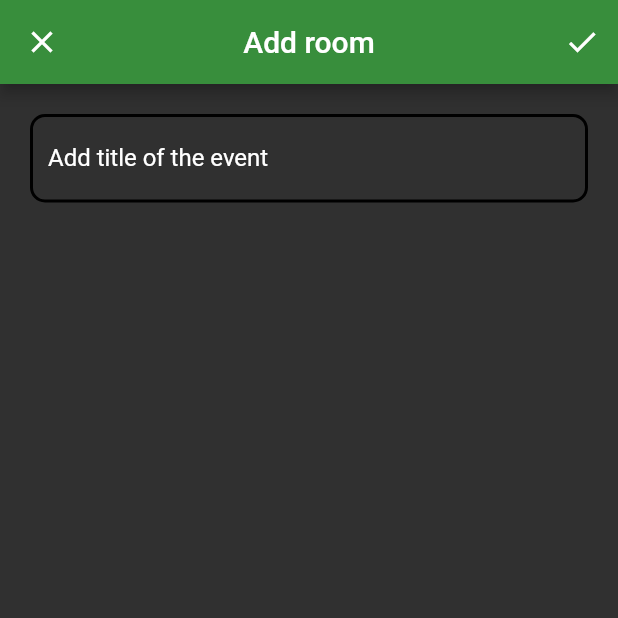
After one commit to VipUser73/meet_room, a Flutter app: the AddRoomPage screen opened directly, on a phone screen of 412 x 824 dp, the top half of it. The commit adds this screen. Run offline on Flutter 3.47's test engine with Material 2 defaults, Android fonts, the phone set to English and light mode, and no system bars; our stand-ins replace flutter_bloc, sqflite, syncfusion_flutter_calendar; missing offline and left inert: syncfusion_flutter_core, time_range; accounts and stored records are empty.

Commit message:
Add rooms.

```diff
--- a/assets/rooms.txt
+++ /dev/null
@@ -1,3 +0,0 @@
-Room1
-Room2
-Room3
--- a/lib/blocs/room_bloc/calendar_bloc.dart
+++ b/lib/blocs/room_bloc/calendar_bloc.dart
@@ -11,6 +11,7 @@ class CalendarBloc extends Bloc<CalendarEvent, CalendarState> {
     on<PickDateEvent>(_pickDateEvent);
     on<PickTimeEditEvent>(_pickTimeEditEvent);
     on<AddEventEvent>(_addEventEvent);
+    on<SaveRoomEvent>(_saveRoomEvent);
     on<GoToViewingPageEvent>(_goToViewingPageEvent);
     on<GoToBackEvent>(_goToBackEvent);
     on<GoToEditingPageEvent>(_goToEditingPageEvent);
@@ -18,14 +19,16 @@ class CalendarBloc extends Bloc<CalendarEvent, CalendarState> {
     on<SaveFormEvent>(_saveFormEvent);
     on<UpdateFormEvent>(_updateFormEvent);
     on<DeleteEventEvent>(_deleteEvent);
+    on<DeleteRoomEvent>(_deleteRoom);
   }
   final LocalRepository _storageRepository;
   String name = '';
+  int? indexRoom;
 
   void _loadingCalendarEvent(
       LoadingCalendarEvent event, Emitter<CalendarState> emit) async {
+    await _storageRepository.getEventsList();
     await _storageRepository.readRooms();
-    await _storageRepository.getEventsList();
     emit(LoadedCalendarState(
         events: _storageRepository.eventsFromDB,
         listRooms: _storageRepository.listRooms,
@@ -39,31 +42,43 @@ class CalendarBloc extends Bloc<CalendarEvent, CalendarState> {
 
   void _selectedRoomEvent(
       SelectedRoomEvent event, Emitter<CalendarState> emit) async {
+    indexRoom = event.indexRoom;
     emit(LoadedCalendarState(
         events: _storageRepository.eventsFromDB,
         listRooms: _storageRepository.listRooms,
-        indexRoom: event.indexRoom));
+        indexRoom: indexRoom));
+  }
+
+  void _saveRoomEvent(SaveRoomEvent event, Emitter<CalendarState> emit) async {
+    await _storageRepository.addRoom(event.nameRoom);
+    emit(LoadedRoomsState(listRooms: _storageRepository.listRooms));
   }
 
   void _addEventEvent(AddEventEvent event, Emitter<CalendarState> emit) async {
     await _storageRepository.readLogins();
-    emit(AddEventState(loginsList: _storageRepository.loginsList));
+    emit(AddEventState(
+        loginsList: _storageRepository.loginsList,
+        listRooms: _storageRepository.listRooms,
+        indexRoom: indexRoom));
   }
 
   void _deleteMemberEvent(
       DeleteMemberEvent event, Emitter<CalendarState> emit) async {
     _storageRepository.deleteMemberEvent(event.index);
-    //emit(AddEventState(loginsList: _storageRepository.loginsList));
   }
 
   void _pickDateEvent(PickDateEvent event, Emitter<CalendarState> emit) async {
     emit(PickLoadedState(
-        dateNow: event.dateNow, loginsList: _storageRepository.loginsList));
+        dateNow: event.dateNow,
+        loginsList: _storageRepository.loginsList,
+        listRooms: _storageRepository.listRooms,
+        indexRoom: indexRoom));
   }
 
   void _pickTimeEditEvent(
       PickTimeEditEvent event, Emitter<CalendarState> emit) async {
-    emit(PickLoadedEditState(selectedEvent: event.selectedEvent));
+    emit(PickLoadedEditState(
+        selectedEvent: event.selectedEvent, indexRoom: indexRoom));
   }
 
   void _saveFormEvent(SaveFormEvent event, Emitter<CalendarState> emit) async {
@@ -81,6 +96,11 @@ class CalendarBloc extends Bloc<CalendarEvent, CalendarState> {
     add(LoadingCalendarEvent());
   }
 
+  void _deleteRoom(DeleteRoomEvent event, Emitter<CalendarState> emit) async {
+    await _storageRepository.deleteRoom(event.room);
+    emit(LoadedRoomsState(listRooms: _storageRepository.listRooms));
+  }
+
   void _goToViewingPageEvent(
       GoToViewingPageEvent event, Emitter<CalendarState> emit) async {
     emit(LoadedViewingPageState(selectedEvent: event.selectedEvent));
--- a/lib/blocs/room_bloc/calendar_event.dart
+++ b/lib/blocs/room_bloc/calendar_event.dart
@@ -11,7 +11,15 @@ class PickDateEvent extends CalendarEvent {
 
 class GoToViewingRoomsEvent extends CalendarEvent {}
 
-class AddRoomEvent extends CalendarEvent {}
+class SaveRoomEvent extends CalendarEvent {
+  final String nameRoom;
+  SaveRoomEvent(this.nameRoom);
+}
+
+class DeleteRoomEvent extends CalendarEvent {
+  final String room;
+  DeleteRoomEvent(this.room);
+}
 
 class SelectedRoomEvent extends CalendarEvent {
   final int indexRoom;
--- a/lib/blocs/room_bloc/calendar_state.dart
+++ b/lib/blocs/room_bloc/calendar_state.dart
@@ -35,18 +35,30 @@ class LoadedCalendarState extends CalendarState {
 }
 
 class PickLoadedState extends CalendarState {
-  PickLoadedState({DateTime? dateNow, required List<String> loginsList})
-      : super(dateNow: dateNow, loginsList: loginsList);
+  PickLoadedState(
+      {DateTime? dateNow,
+      required List<String> loginsList,
+      required List<String> listRooms,
+      required int? indexRoom})
+      : super(
+            dateNow: dateNow,
+            loginsList: loginsList,
+            listRooms: listRooms,
+            indexRoom: indexRoom);
 }
 
 class PickLoadedEditState extends CalendarState {
-  PickLoadedEditState({final Event? selectedEvent})
-      : super(selectedEvent: selectedEvent);
+  PickLoadedEditState({final Event? selectedEvent, required int? indexRoom})
+      : super(selectedEvent: selectedEvent, indexRoom: indexRoom);
 }
 
 class AddEventState extends CalendarState {
-  AddEventState({required List<String> loginsList})
-      : super(loginsList: loginsList);
+  AddEventState(
+      {required List<String> loginsList,
+      required List<String> listRooms,
+      required int? indexRoom})
+      : super(
+            loginsList: loginsList, listRooms: listRooms, indexRoom: indexRoom);
 }
 
 class GoToBackState extends CalendarState {
--- a/lib/models/event_data_source.dart
+++ b/lib/models/event_data_source.dart
@@ -1,3 +1,4 @@
+import 'package:flutter/material.dart';
 import 'package:meet_room/models/event_model.dart';
 import 'package:syncfusion_flutter_calendar/calendar.dart';
 
@@ -16,4 +17,7 @@ class EventDataSource extends CalendarDataSource {
 
   @override
   String getSubject(int index) => getEvent(index).title;
+
+  @override
+  Color getColor(int index) => Colors.green;
 }
--- /dev/null
+++ b/lib/pages/add_room_page.dart
@@ -0,0 +1,93 @@
+import 'dart:async';
+
+import 'package:flutter/material.dart';
+import 'package:flutter_bloc/flutter_bloc.dart';
+import 'package:meet_room/blocs/room_bloc/calendar_bloc.dart';
+import 'package:meet_room/blocs/room_bloc/calendar_event.dart';
+import 'package:meet_room/blocs/room_bloc/calendar_state.dart';
+import 'package:meet_room/models/event_model.dart';
+import 'package:meet_room/models/utils.dart';
+import 'package:time_range/time_range.dart';
+
+class AddRoomPage extends StatelessWidget {
+  final _formKey = GlobalKey<FormState>();
+  final _titleController = TextEditingController();
+
+  AddRoomPage({Key? key}) : super(key: key);
+
+  @override
+  Widget build(BuildContext context) {
+    return BlocBuilder<CalendarBloc, CalendarState>(builder: (context, state) {
+      DateTime now = DateTime.now();
+      DateTime dateNow =
+          state.dateNow ?? DateTime(now.year, now.month, now.day);
+      return GestureDetector(
+        onTap: () => FocusScope.of(context).unfocus(),
+        child: Scaffold(
+          appBar: AppBar(
+              centerTitle: true,
+              backgroundColor: Colors.green.shade700,
+              title: const Text('Add room'),
+              leading: CloseButton(
+                onPressed: () {
+                  Navigator.of(context).pop();
+                  context.read<CalendarBloc>().add(LoadingCalendarEvent());
+                },
+              ),
+              actions: [
+                IconButton(
+                  onPressed: () => _saveForm(context, _titleController.text),
+                  icon: const Icon(Icons.done),
+                ),
+              ]),
+          body: SingleChildScrollView(
+            padding: const EdgeInsets.all(20),
+            child: Form(
+              key: _formKey,
+              child: Column(
+                mainAxisAlignment: MainAxisAlignment.center,
+                children: [
+                  titleField(context),
+                ],
+              ),
+            ),
+          ),
+        ),
+      );
+    });
+  }
+
+  Widget titleField(BuildContext context) {
+    return TextFormField(
+      cursorColor: Colors.green,
+      decoration: const InputDecoration(
+        labelText: 'Add title of the event',
+        labelStyle: TextStyle(color: Colors.white),
+        focusedBorder: OutlineInputBorder(
+            borderSide: BorderSide(color: Colors.green, width: 2),
+            borderRadius: BorderRadius.all(Radius.circular(10))),
+        enabledBorder: OutlineInputBorder(
+            borderSide: BorderSide(color: Colors.black, width: 2),
+            borderRadius: BorderRadius.all(Radius.circular(10))),
+        errorBorder: OutlineInputBorder(
+            borderSide: BorderSide(color: Colors.black, width: 2),
+            borderRadius: BorderRadius.all(Radius.circular(10))),
+        focusedErrorBorder: OutlineInputBorder(
+            borderSide: BorderSide(color: Colors.black, width: 2),
+            borderRadius: BorderRadius.all(Radius.circular(10))),
+      ),
+      onFieldSubmitted: (_) => FocusScope.of(context).unfocus(),
+      validator: (title) =>
+          title != null && title.isEmpty ? 'Title cannot be empty' : null,
+      controller: _titleController,
+    );
+  }
+
+  Future<void> _saveForm(BuildContext context, String nameRoom) async {
+    final bool isValid = _formKey.currentState!.validate();
+    if (isValid) {
+      context.read<CalendarBloc>().add(SaveRoomEvent(nameRoom));
+      Navigator.of(context).pop();
+    }
+  }
+}
--- a/lib/pages/event_viewing_page.dart
+++ b/lib/pages/event_viewing_page.dart
@@ -27,7 +27,8 @@ class EventViewingPage extends StatelessWidget {
             leading: CloseButton(
               onPressed: () {
                 context.read<CalendarBloc>().add(LoadingCalendarEvent());
-                Navigator.of(context).pop();
+                Navigator.of(context).push(
+                    MaterialPageRoute(builder: (context) => const HomePage()));
               },
             ),
             actions: _buildViewingActions(context, state.selectedEvent!),
--- a/lib/services/db_provider.dart
+++ b/lib/services/db_provider.dart
@@ -7,6 +7,7 @@ import 'package:path/path.dart';
 class DBProvider {
   Database? _database;
   List<Event> eventsFromDB = [];
+  List<String> roomsFromDB = [];
 
   Future<Database> get database async {
     if (_database != null) return _database!;
@@ -27,6 +28,11 @@ class DBProvider {
           "finish TEXT,"
           "members TEXT"
           ")");
+      await db.execute("CREATE TABLE ROOMS ("
+          "id INTEGER PRIMARY KEY,"
+          "room TEXT"
+          ")");
+      await db.rawInsert('INSERT INTO ROOMS(room) VALUES("Room1")');
     });
   }
 
@@ -45,11 +51,26 @@ class DBProvider {
     return raw;
   }
 
+  addRoom(String nameRoom) async {
+    final db = await database;
+    var raw = await db.rawInsert('INSERT INTO ROOMS(room) VALUES("$nameRoom")');
+    return raw;
+  }
+
   Future<List<Event>> getEvents() async {
     final db = await database;
     var res = await db.query("EVENTS");
     eventsFromDB = res.map((e) => Event.fromDB(e)).toList();
     return eventsFromDB;
+  }
+
+  Future<List<String>> getRooms() async {
+    final db = await database;
+    var res = await db.query("ROOMS");
+    roomsFromDB =
+        res.map((e) => e.values).map((e) => e.last.toString()).toList();
+    print(roomsFromDB);
+    return roomsFromDB;
   }
 
   updateForm(Event event, String name) async {
@@ -71,4 +92,11 @@ class DBProvider {
     final db = await database;
     return db.delete("EVENTS", where: "title = ?", whereArgs: [_title]);
   }
+
+  deleteRoom(String room) async {
+    final db = await database;
+    db.delete("EVENTS", where: "room = ?", whereArgs: [room]);
+    db.delete("ROOMS", where: "room = ?", whereArgs: [room]);
+    return db;
+  }
 }
```
Also changed, not shown: lib/pages/add_event_page.dart (+25 -5 lines), lib/pages/home_page.dart (+24 -8 lines), lib/pages/rooms_viewing_page.dart (+21 -9 lines), lib/repository/local_repository.dart (+15 -6 lines).
